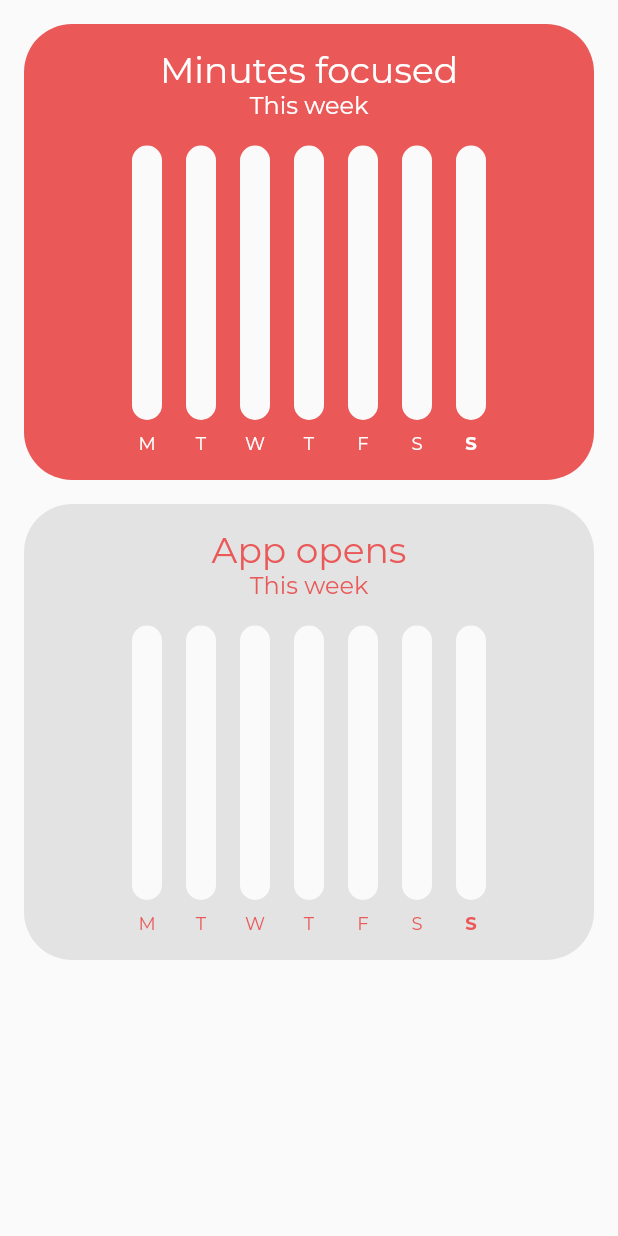
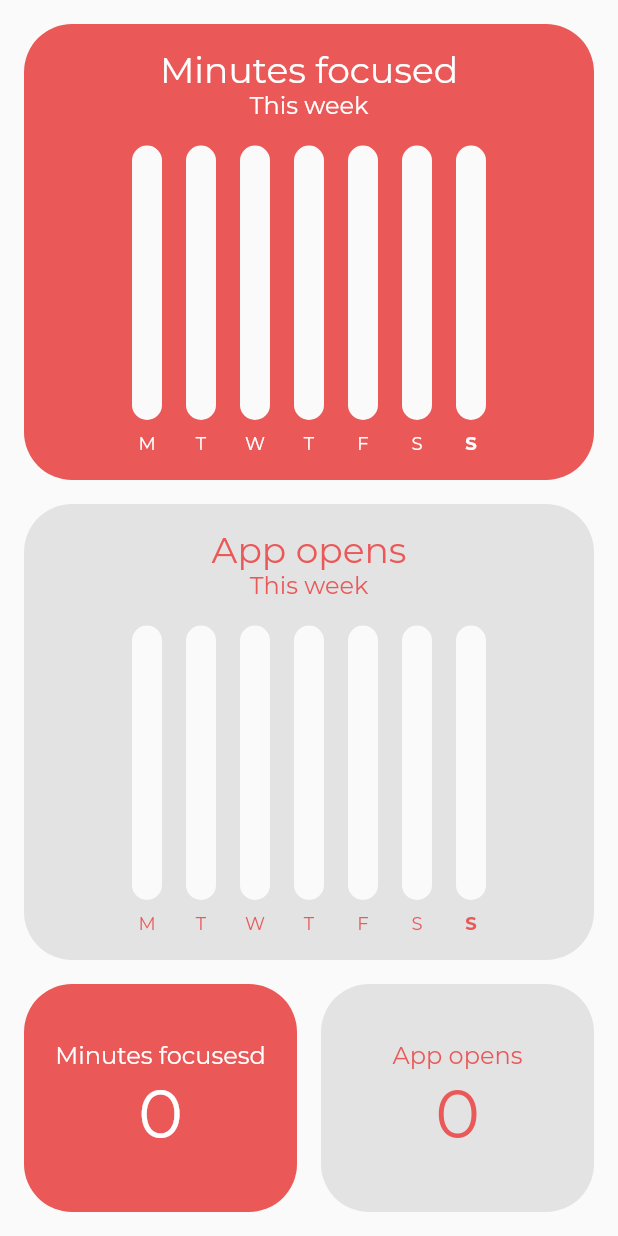
Before and after one commit to wojtekoziol/pocus, a Flutter app: the StatsPage widget shown alone on an empty page, opened directly, on a phone screen of 412 x 824 dp. Run offline on Flutter 3.47's test engine with Material 2 defaults, Android fonts, the phone set to English and light mode, and no system bars; drawn by our look-alikes of fl_chart; our stand-ins replace flutter_hooks, flutter_riverpod, freezed_annotation, hooks_riverpod, percent_indicator, shared_preferences and 1 more; accounts and stored records are empty.

Commit message:
Finish stats page

```diff
--- a/lib/src/pages/stats/stats_page.dart
+++ b/lib/src/pages/stats/stats_page.dart
@@ -2,6 +2,7 @@ import 'package:flutter/material.dart';
 import 'package:flutter_riverpod/flutter_riverpod.dart';
 import 'package:pocus/providers.dart';
 import 'package:pocus/src/pages/stats/widgets/stats_bar_chart.dart';
+import 'package:pocus/src/pages/stats/widgets/stats_number_indicator.dart';
 
 class StatsPage extends StatelessWidget {
   @override
@@ -54,11 +55,36 @@ class StatsPage extends StatelessWidget {
             child: Row(
               children: [
                 Expanded(
-                  child: Container(),
+                  child: Consumer(
+                    builder: (context, watch, child) {
+                      final minutesFocused =
+                          watch(statsMinutesNotifierProvider.state)
+                              .stats[DateTime.now().weekday - 1];
+
+                      return StatsNumberIndicator(
+                        title: 'Minutes focusesd',
+                        value: minutesFocused,
+                        backgroundColor: theme.primaryColor,
+                        textColor: Colors.white,
+                      );
+                    },
+                  ),
                 ),
                 SizedBox(width: 16),
                 Expanded(
-                  child: Container(),
+                  child: Consumer(
+                    builder: (context, watch, child) {
+                      final appOpens = watch(statsOpensNotifierProvider.state)
+                          .stats[DateTime.now().weekday - 1];
+
+                      return StatsNumberIndicator(
+                        title: 'App opens',
+                        value: appOpens,
+                        backgroundColor: theme.dividerColor,
+                        textColor: theme.primaryColor,
+                      );
+                    },
+                  ),
                 ),
               ],
             ),
--- a/lib/src/pages/stats/widgets/stats_number_indicator.dart
+++ b/lib/src/pages/stats/widgets/stats_number_indicator.dart
@@ -9,7 +9,7 @@ class StatsNumberIndicator extends StatelessWidget {
   });
 
   final String title;
-  final String value;
+  final int value;
   final Color backgroundColor;
   final Color textColor;
 
@@ -32,7 +32,7 @@ class StatsNumberIndicator extends StatelessWidget {
             ),
           ),
           Text(
-            value,
+            '$value',
             style: theme.textTheme.headline3!.copyWith(
               color: textColor,
             ),
```
